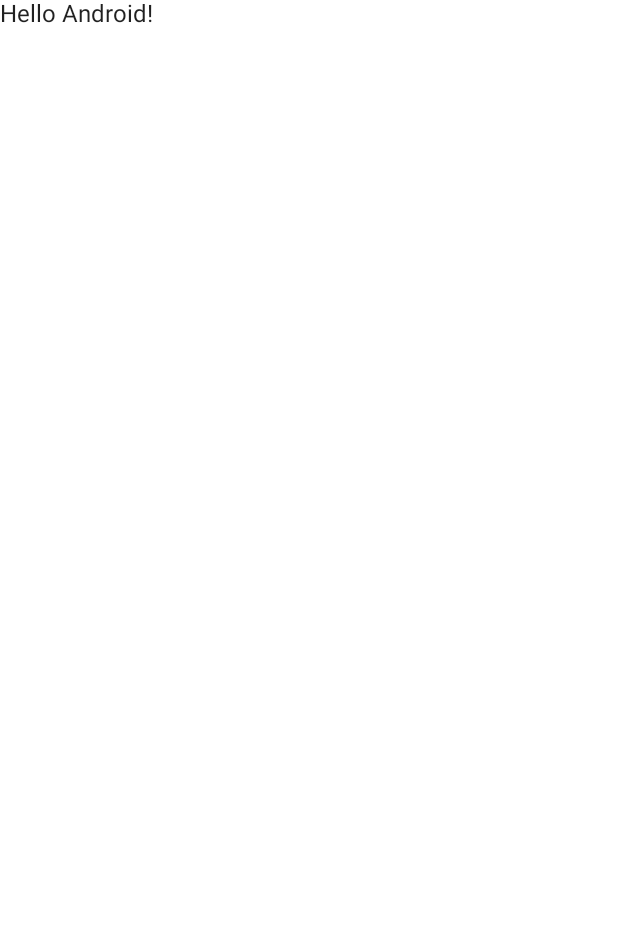
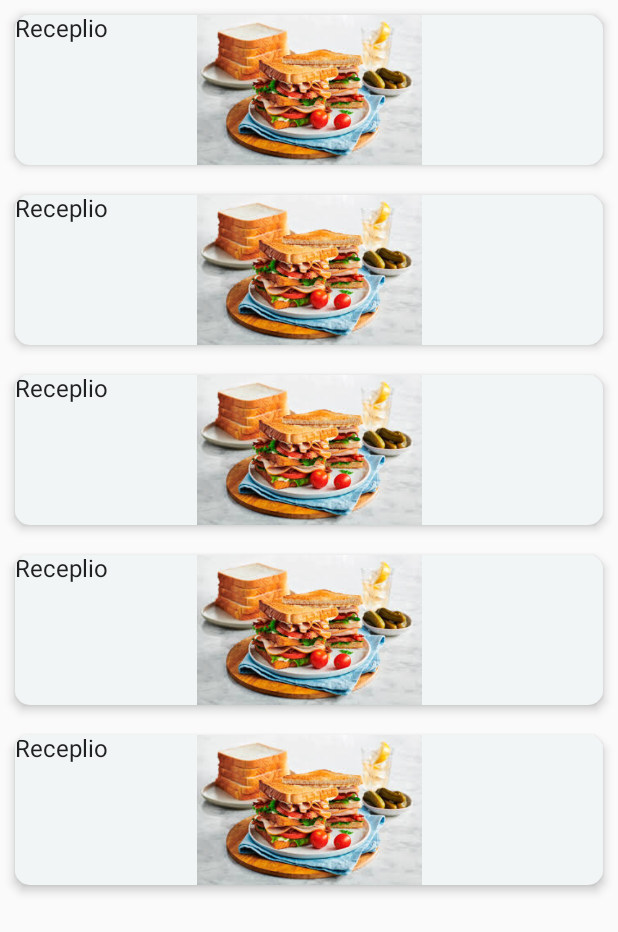
Before and after one commit to daly64/Receplio, an Android app built with Jetpack Compose: the screen it shows after launch (MainActivity), on a phone screen of 412 x 824 dp. Before the commit the part shown is almost empty. Shown: the top 932 px of the screen. Run offline under Robolectric (Android 15) with nearby library versions, the phone set to English and light mode, and no system bars.

Commit message:
new commit

```diff
--- a/app/src/main/java/com/example/receplio/MainActivity.kt
+++ b/app/src/main/java/com/example/receplio/MainActivity.kt
@@ -3,13 +3,7 @@ package com.example.receplio
 import android.os.Bundle
 import androidx.activity.ComponentActivity
 import androidx.activity.compose.setContent
-import androidx.compose.foundation.layout.fillMaxSize
-import androidx.compose.material.MaterialTheme
-import androidx.compose.material.Surface
-import androidx.compose.material.Text
-import androidx.compose.runtime.Composable
-import androidx.compose.ui.Modifier
-import androidx.compose.ui.tooling.preview.Preview
+import androidx.compose.foundation.layout.Column
 import com.example.receplio.ui.theme.ReceplioTheme
 
 class MainActivity : ComponentActivity() {
@@ -18,26 +12,14 @@ class MainActivity : ComponentActivity() {
         setContent {
             ReceplioTheme {
                 // A surface container using the 'background' color from the theme
-                Surface(
-                    modifier = Modifier.fillMaxSize(),
-                    color = MaterialTheme.colors.background
-                ) {
-                    Greeting("Android")
+                Column() {
+                    RecipeCard()
+                    RecipeCard()
+                    RecipeCard()
+                    RecipeCard()
+                    RecipeCard()
                 }
             }
         }
     }
 }
-
-@Composable
-fun Greeting(name: String) {
-    Text(text = "Hello $name!")
-}
-
-@Preview(showBackground = true)
-@Composable
-fun DefaultPreview() {
-    ReceplioTheme {
-        Greeting("Android")
-    }
-}
--- /dev/null
+++ b/app/src/main/java/com/example/receplio/recipeCard.kt
@@ -0,0 +1,45 @@
+package com.example.receplio
+
+import androidx.compose.foundation.Image
+import androidx.compose.foundation.layout.*
+import androidx.compose.foundation.shape.RoundedCornerShape
+import androidx.compose.material.Card
+import androidx.compose.material.Text
+import androidx.compose.runtime.Composable
+import androidx.compose.ui.Modifier
+import androidx.compose.ui.res.painterResource
+import androidx.compose.ui.res.stringResource
+import androidx.compose.ui.tooling.preview.Preview
+import androidx.compose.ui.unit.dp
+import com.example.receplio.ui.theme.cardBackgroundColor
+
+
+@Composable
+fun RecipeCard() {
+    Row(Modifier.padding(10.dp)) {
+        Card(
+            modifier = Modifier
+                .fillMaxWidth()
+                .height(100.dp),
+            elevation = 4.dp,
+            shape = RoundedCornerShape(10.dp),
+            backgroundColor = cardBackgroundColor
+        ) {
+
+            Image(
+                modifier = Modifier
+                    .size(1.dp),
+                painter = painterResource(R.drawable.sandwich),
+                contentDescription = null,
+            )
+            Text(text = stringResource(id = R.string.app_name))
+        }
+
+    }
+}
+
+@Preview
+@Composable
+fun RecipeCardPreview() {
+    RecipeCard()
+}
--- a/app/src/main/java/com/example/receplio/ui/theme/Color.kt
+++ b/app/src/main/java/com/example/receplio/ui/theme/Color.kt
@@ -2,7 +2,14 @@ package com.example.receplio.ui.theme
 
 import androidx.compose.ui.graphics.Color
 
-val Purple200 = Color(0xFFBB86FC)
+/*val Purple200 = Color(0xFFBB86FC)
 val Purple500 = Color(0xFF6200EE)
 val Purple700 = Color(0xFF3700B3)
-val Teal200 = Color(0xFF03DAC5)
+val Teal200 = Color(0xFF03DAC5)*/
+
+//val blackColor = Color(0xFF000000)
+//val whiteColor = Color(0xFFFFFFFF)
+val cardBackgroundColor = Color(0xFFF1F5F5)
+val mainTextColor= Color(0xFF0A2533)
+val mainColor = Color(0xFF85B1B4)
+val secondaryColor = Color(0xFF808C93)
--- a/app/src/main/java/com/example/receplio/ui/theme/Theme.kt
+++ b/app/src/main/java/com/example/receplio/ui/theme/Theme.kt
@@ -1,12 +1,10 @@
 package com.example.receplio.ui.theme
 
-import androidx.compose.foundation.isSystemInDarkTheme
 import androidx.compose.material.MaterialTheme
-import androidx.compose.material.darkColors
 import androidx.compose.material.lightColors
 import androidx.compose.runtime.Composable
 
-private val DarkColorPalette = darkColors(
+/*private val DarkColorPalette = darkColors(
     primary = Purple200,
     primaryVariant = Purple700,
     secondary = Teal200
@@ -15,7 +13,7 @@ private val DarkColorPalette = darkColors(
 private val LightColorPalette = lightColors(
     primary = Purple500,
     primaryVariant = Purple700,
-    secondary = Teal200
+    secondary = Teal200*/
 
 /* Other default colors to override
 background = Color.White,
@@ -25,18 +23,23 @@ private val LightColorPalette = lightColors(
 onBackground = Color.Black,
 onSurface = Color.Black,
 */
+
+private val ColorPalette = lightColors(
+    primary = mainColor,
+    primaryVariant = mainTextColor,
+    secondary = secondaryColor
 )
 
 @Composable
-fun ReceplioTheme(darkTheme: Boolean = isSystemInDarkTheme(), content: @Composable () -> Unit) {
-    val colors = if (darkTheme) {
+fun ReceplioTheme(content: @Composable () -> Unit) {
+    /*  val colors = if (darkTheme) {
           DarkColorPalette
       } else {
           LightColorPalette
-    }
+      }*/
 
     MaterialTheme(
-        colors = colors,
+        colors = ColorPalette,
         typography = Typography,
         shapes = Shapes,
         content = content
--- a/app/src/main/res/values/colors.xml
+++ b/app/src/main/res/values/colors.xml
@@ -1,10 +1,9 @@
 <?xml version="1.0" encoding="utf-8"?>
 <resources>
-    <color name="purple_200">#FFBB86FC</color>
-    <color name="purple_500">#FF6200EE</color>
-    <color name="purple_700">#FF3700B3</color>
-    <color name="teal_200">#FF03DAC5</color>
-    <color name="teal_700">#FF018786</color>
+    <color name="secondaryColor">#FF808C93</color>
+    <color name="mainColor">#FF85B1B4</color>
+    <color name="mainTextColor">#FF0A2533</color>
+    <color name="cardBackgroundColor">#FFF1F5F5</color>
     <color name="black">#FF000000</color>
     <color name="white">#FFFFFFFF</color>
 </resources>
--- a/app/src/main/res/values/themes.xml
+++ b/app/src/main/res/values/themes.xml
@@ -2,6 +2,6 @@
 <resources>
 
     <style name="Theme.Receplio" parent="android:Theme.Material.Light.NoActionBar">
-        <item name="android:statusBarColor">@color/purple_700</item>
+        <item name="android:statusBarColor">@color/mainTextColor</item>
     </style>
 </resources>
```
Also changed, not shown: app/src/main/res/drawable/sandwich.jpeg (added), app/src/main/res/font/expressway.ttf (added). Lines whose indentation alone changed are shown as unchanged.
